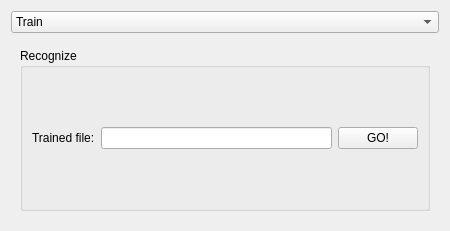
The window that dialogs/gui/recognize.ui (warc3l/Owlies) describes before a commit, drawn with Qt 5.
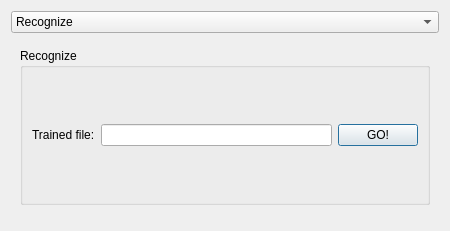
The same window after the commit.

Commit message: Remove the Train Mode from Recognize all. Disable when image is not loaded. Clean code.

```diff
--- a/dialogs/gui/recognize.ui
+++ b/dialogs/gui/recognize.ui
@@ -16,11 +16,6 @@
   <layout class="QVBoxLayout" name="verticalLayout">
    <item>
     <widget class="QComboBox" name="cmb_select_option">
-     <item>
-      <property name="text">
-       <string>Train</string>
-      </property>
-     </item>
      <item>
       <property name="text">
        <string>Recognize</string>
@@ -31,8 +26,38 @@
    <item>
     <widget class="QStackedWidget" name="stk_train_recognize">
      <property name="currentIndex">
-      <number>1</number>
+      <number>0</number>
      </property>
+     <widget class="QWidget" name="page_recognize">
+      <layout class="QVBoxLayout" name="verticalLayout_3">
+       <item>
+        <widget class="QGroupBox" name="gpb_recognize">
+         <property name="title">
+          <string>Recognize</string>
+         </property>
+         <layout class="QHBoxLayout" name="horizontalLayout_3">
+          <item>
+           <widget class="QLabel" name="lbl_trained_file_label">
+            <property name="text">
+             <string>Trained file:</string>
+            </property>
+           </widget>
+          </item>
+          <item>
+           <widget class="QLineEdit" name="lie_trained_file_value"/>
+          </item>
+          <item>
+           <widget class="QPushButton" name="btn_go_recognize">
+            <property name="text">
+             <string>GO!</string>
+            </property>
+           </widget>
+          </item>
+         </layout>
+        </widget>
+       </item>
+      </layout>
+     </widget>
      <widget class="QWidget" name="page_train">
       <layout class="QVBoxLayout" name="verticalLayout_2">
        <item>
@@ -140,38 +165,11 @@
        </item>
       </layout>
      </widget>
-     <widget class="QWidget" name="page_recognize">
-      <layout class="QVBoxLayout" name="verticalLayout_3">
-       <item>
-        <widget class="QGroupBox" name="gpb_recognize">
-         <property name="title">
-          <string>Recognize</string>
-         </property>
-         <layout class="QHBoxLayout" name="horizontalLayout_3">
-          <item>
-           <widget class="QLabel" name="lbl_trained_file_label">
-            <property name="text">
-             <string>Trained file:</string>
-            </property>
-           </widget>
-          </item>
-          <item>
-           <widget class="QLineEdit" name="lie_trained_file_value"/>
-          </item>
-          <item>
-           <widget class="QPushButton" name="btn_go_recognize">
-            <property name="text">
-             <string>GO!</string>
-            </property>
-           </widget>
-          </item>
-         </layout>
-        </widget>
-       </item>
-      </layout>
-     </widget>
     </widget>
    </item>
+   <item>
+    <widget class="QWidget" name="widget" native="true"/>
+   </item>
   </layout>
  </widget>
  <resources/>
```
The commit also changes 8 other files.
